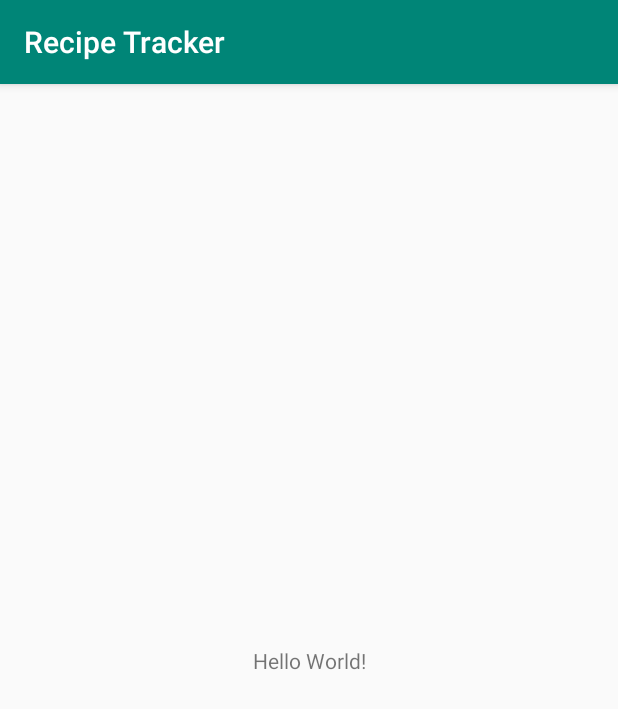
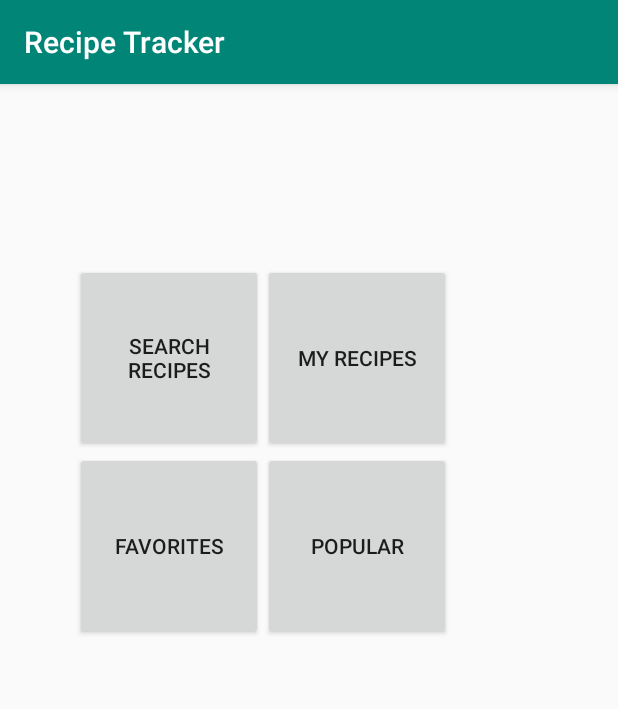
Before and after one commit to linj2/Recipes-Android-app, an Android app: the screen it shows after launch (MainActivity), on a phone screen of 412 x 824 dp. Shown: the top 709 px of the screen. Run offline under Robolectric (Android 15) with nearby library versions, the phone set to English and light mode, and no system bars.

Commit message:
Some structure for main page
Buttons added in square arrangement. Very likely that this will need reformatted - only know that it works on the only phone on which it's been tested. Clearly, listeners need changed.

```diff
--- a/RecipeTracker/app/build.gradle
+++ b/RecipeTracker/app/build.gradle
@@ -8,7 +8,7 @@ android {
     compileSdkVersion 28
     defaultConfig {
         applicationId "edu.rosehulman.menga.recipetracker"
-        minSdkVersion 19
+        minSdkVersion 21
         targetSdkVersion 28
         versionCode 1
         versionName "1.0"
@@ -25,9 +25,12 @@ android {
 dependencies {
     implementation fileTree(dir: 'libs', include: ['*.jar'])
     implementation"org.jetbrains.kotlin:kotlin-stdlib-jdk7:$kotlin_version"
+    implementation 'com.nispok:snackbar:2.6.1'
     implementation 'com.android.support:appcompat-v7:28.0.0'
+    implementation 'com.android.support:recyclerview-v7:28.0.0'
     implementation 'com.android.support.constraint:constraint-layout:1.1.3'
     testImplementation 'junit:junit:4.12'
     androidTestImplementation 'com.android.support.test:runner:1.0.2'
     androidTestImplementation 'com.android.support.test.espresso:espresso-core:3.0.2'
+    implementation 'com.android.support:design:28.0.0'
 }
--- a/RecipeTracker/app/src/main/java/edu/rosehulman/menga/recipetracker/MainActivity.kt
+++ b/RecipeTracker/app/src/main/java/edu/rosehulman/menga/recipetracker/MainActivity.kt
@@ -2,11 +2,32 @@ package edu.rosehulman.menga.recipetracker
 
 import android.support.v7.app.AppCompatActivity
 import android.os.Bundle
+import android.support.design.widget.Snackbar
+import android.widget.Toast
+import kotlinx.android.synthetic.main.activity_main.*
+
 
 class MainActivity : AppCompatActivity() {
 
     override fun onCreate(savedInstanceState: Bundle?) {
         super.onCreate(savedInstanceState)
         setContentView(R.layout.activity_main)
+        button_search.setOnClickListener {
+            Snackbar.make(activity_main, "search clicked", Snackbar.LENGTH_SHORT)
+        }
+        button_search.setOnLongClickListener {
+            Toast.makeText(this, "search clicked", Toast.LENGTH_SHORT)
+            button_search.text = "recognized"
+            true
+        }
+        button_my_favorites.setOnClickListener {
+            Snackbar.make(activity_main, "my_favorites clicked", Snackbar.LENGTH_SHORT)
+        }
+        button_my_recipes.setOnClickListener {
+            Snackbar.make(activity_main, "my_recipes clicked", Snackbar.LENGTH_SHORT)
+        }
+        button_popular.setOnClickListener {
+            Snackbar.make(activity_main, "popular clicked", Snackbar.LENGTH_SHORT)
+        }
     }
 }
--- a/RecipeTracker/app/src/main/res/layout/activity_main.xml
+++ b/RecipeTracker/app/src/main/res/layout/activity_main.xml
@@ -1,19 +1,45 @@
 <?xml version="1.0" encoding="utf-8"?>
-<android.support.constraint.ConstraintLayout
+<RelativeLayout
         xmlns:android="http://schemas.android.com/apk/res/android"
         xmlns:tools="http://schemas.android.com/tools"
         xmlns:app="http://schemas.android.com/apk/res-auto"
         android:layout_width="match_parent"
         android:layout_height="match_parent"
+        android:id="@+id/activity_main"
         tools:context=".MainActivity">
+    <Button
+            android:id="@+id/button_search"
+            android:layout_width="@dimen/home_button_size"
+            android:layout_height="@dimen/home_button_size"
+            android:layout_marginStart="50dp"
+            android:text="@string/search_recipes"
+            android:layout_marginTop="120dp" />
 
-    <TextView
-            android:layout_width="wrap_content"
-            android:layout_height="wrap_content"
-            android:text="Hello World!"
-            app:layout_constraintBottom_toBottomOf="parent"
-            app:layout_constraintLeft_toLeftOf="parent"
-            app:layout_constraintRight_toRightOf="parent"
-            app:layout_constraintTop_toTopOf="parent"/>
+    <Button
+            android:id="@+id/button_my_recipes"
+            android:layout_width="@dimen/home_button_size"
+            android:layout_height="@dimen/home_button_size"
+            android:layout_alignBottom="@+id/button_search"
+            android:layout_alignTop="@id/button_search"
+            android:layout_toEndOf="@id/button_search"
+            android:text="@string/my_recipes"
+    />
 
-</android.support.constraint.ConstraintLayout>
+    <Button
+            android:id="@+id/button_my_favorites"
+            android:layout_width="@dimen/home_button_size"
+            android:layout_height="@dimen/home_button_size"
+            android:layout_alignStart="@+id/button_search"
+            android:layout_below="@id/button_search"
+            android:layout_marginEnd="50dp"
+            android:text="@string/favorites" />
+
+    <Button
+            android:id="@+id/button_popular"
+            android:layout_width="@dimen/home_button_size"
+            android:layout_height="@dimen/home_button_size"
+            android:layout_alignEnd="@id/button_my_recipes"
+            android:text="@string/popular"
+            android:layout_alignBottom="@+id/button_my_favorites"
+            android:layout_alignStart="@id/button_my_recipes"/>
+</RelativeLayout>
--- /dev/null
+++ b/RecipeTracker/app/src/main/res/values/dimens.xml
@@ -0,0 +1,4 @@
+<?xml version="1.0" encoding="utf-8"?>
+<resources>
+    <dimen name="home_button_size">125dp</dimen>
+</resources>
--- a/RecipeTracker/app/src/main/res/values/strings.xml
+++ b/RecipeTracker/app/src/main/res/values/strings.xml
@@ -1,3 +1,7 @@
 <resources>
     <string name="app_name">Recipe Tracker</string>
+    <string name="favorites">Favorites</string>
+    <string name="popular">Popular</string>
+    <string name="my_recipes">My Recipes</string>
+    <string name="search_recipes">Search Recipes</string>
 </resources>
```
